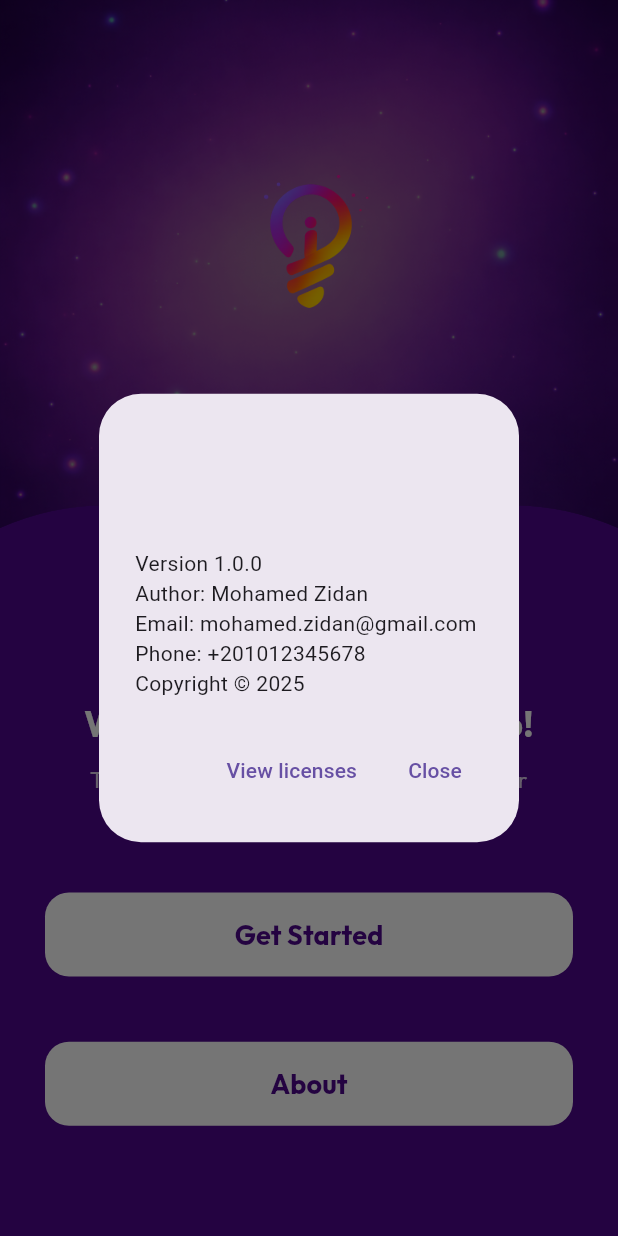
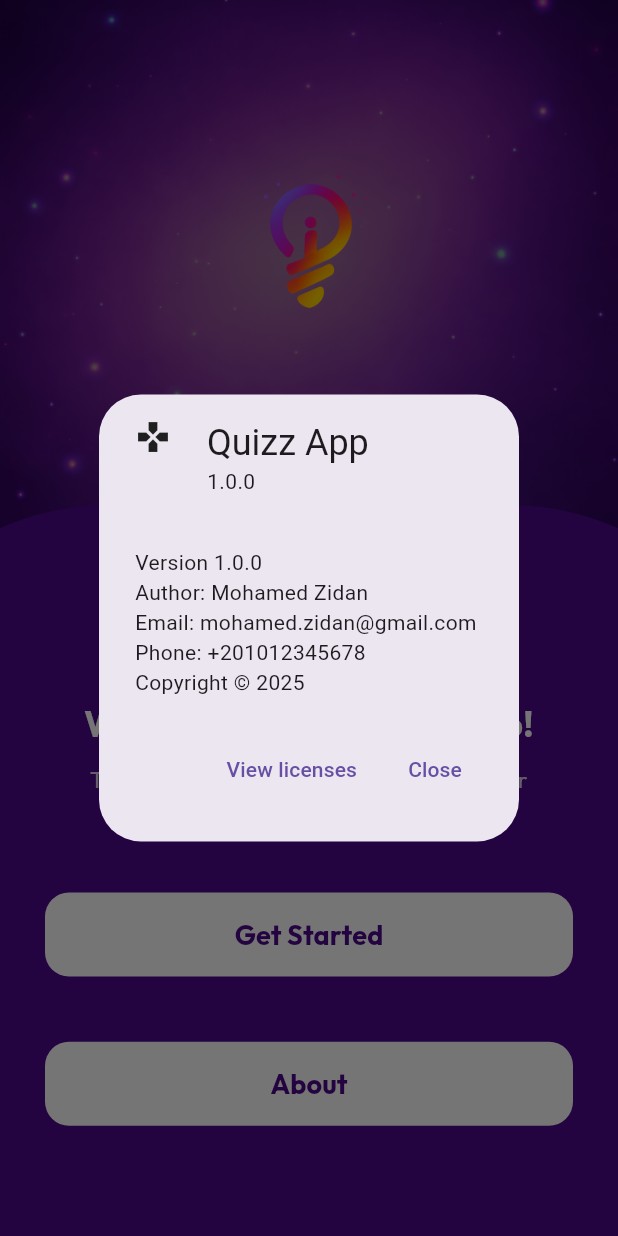
Before and after one commit to muhamedxzidan/QuizApp, a Flutter app: the screen it shows after launch, after a tap on "About", on a phone screen of 412 x 824 dp. Run offline on Flutter 3.47's test engine with Material 3 defaults, Android fonts, the phone set to English and light mode, and no system bars; our stand-ins replace google_fonts, page_transition.

Commit message:
update color && widgets name && about dailog

```diff
--- a/lib/screens/welcome_screen_widget.dart
+++ b/lib/screens/welcome_screen_widget.dart
@@ -49,6 +49,9 @@ class WelcomeScreenWidget extends StatelessWidget {
                     onPressed: () {
                       showAboutDialog(
                         context: context,
+                        applicationName: 'Quizz App',
+                        applicationVersion: '1.0.0',
+                        applicationIcon: const Icon(Icons.gamepad),
                         children: [
                           Text('Version 1.0.0'),
                           Text('Author: Mohamed Zidan'),
```
